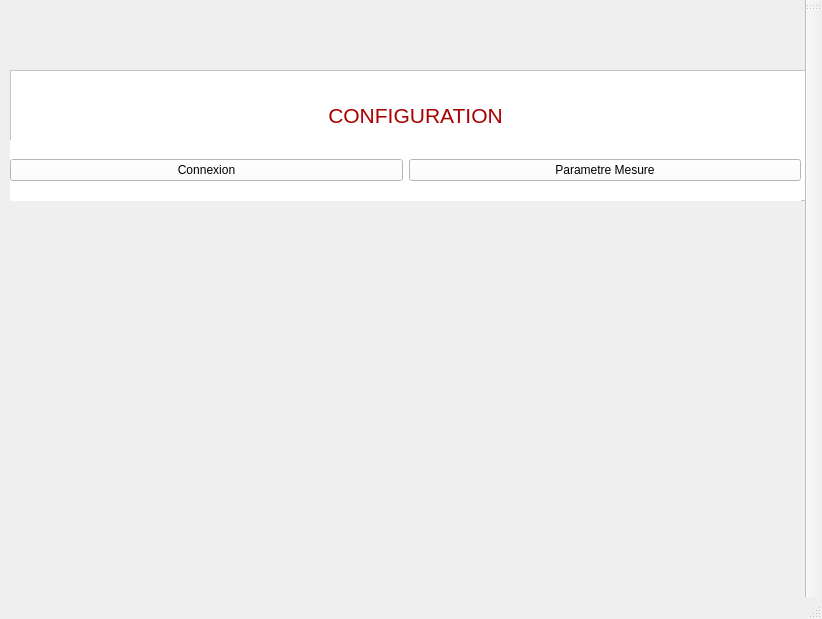
Old version of the form Application/Fenetres/MainWindow/mainwindow.ui in the repository NyleGregoryCOVARIANS/Stage_CNRS.
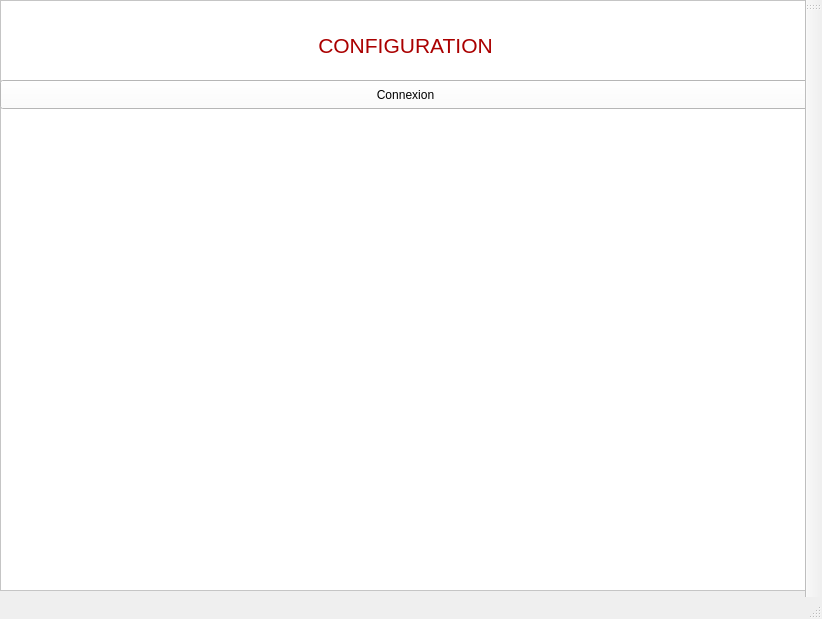
New version of the form.

Commit message: Connexion et envoie de commande fonctionnelle à l'alimentation

```diff
--- a/Application/Fenetres/MainWindow/mainwindow.ui
+++ b/Application/Fenetres/MainWindow/mainwindow.ui
@@ -17,10 +17,10 @@
    <widget class="QFrame" name="frame">
     <property name="geometry">
      <rect>
-      <x>10</x>
-      <y>70</y>
-      <width>801</width>
-      <height>131</height>
+      <x>0</x>
+      <y>0</y>
+      <width>821</width>
+      <height>591</height>
      </rect>
     </property>
     <property name="styleSheet">
@@ -32,32 +32,6 @@
     <property name="frameShadow">
      <enum>QFrame::Shadow::Raised</enum>
     </property>
-    <widget class="QWidget" name="horizontalLayoutWidget">
-     <property name="geometry">
-      <rect>
-       <x>0</x>
-       <y>70</y>
-       <width>791</width>
-       <height>61</height>
-      </rect>
-     </property>
-     <layout class="QHBoxLayout" name="horizontalLayout">
-      <item>
-       <widget class="QPushButton" name="pushButtonConnexion">
-        <property name="text">
-         <string>Connexion</string>
-        </property>
-       </widget>
-      </item>
-      <item>
-       <widget class="QPushButton" name="pushButton">
-        <property name="text">
-         <string>Parametre Mesure</string>
-        </property>
-       </widget>
-      </item>
-     </layout>
-    </widget>
     <widget class="QLabel" name="label">
      <property name="geometry">
       <rect>
@@ -75,6 +49,19 @@
       <string>&lt;html&gt;&lt;head/&gt;&lt;body&gt;&lt;p align=&quot;center&quot;&gt;&lt;span style=&quot; font-size:16pt;&quot;&gt;CONFIGURATION&lt;/span&gt;&lt;/p&gt;&lt;/body&gt;&lt;/html&gt;</string>
      </property>
     </widget>
+    <widget class="QPushButton" name="pushButtonConnexion_2">
+     <property name="geometry">
+      <rect>
+       <x>0</x>
+       <y>80</y>
+       <width>811</width>
+       <height>29</height>
+      </rect>
+     </property>
+     <property name="text">
+      <string>Connexion</string>
+     </property>
+    </widget>
    </widget>
   </widget>
   <widget class="QMenuBar" name="menubar">
```
The commit also changes 17 other files.
